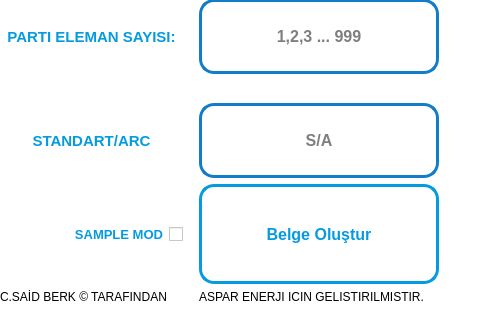
saidberk27/asparser, file Arayüz/arayuz2.ui: the form before one commit; both pictures show x 0 to 480 and y 655 to 975 of the 630 by 975 pixel window.
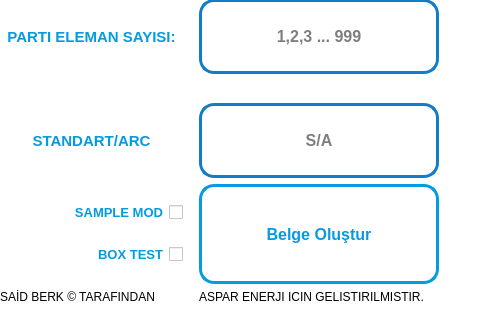
The form after the commit.

Commit message: BOX TEST CheckBox'u ve fonksiyonları Eklendi (ark için)

Patch:
```diff
--- a/Arayüz/arayuz2.ui
+++ b/Arayüz/arayuz2.ui
@@ -293,29 +293,6 @@
        </property>
       </widget>
      </item>
-     <item row="14" column="0">
-      <widget class="QCheckBox" name="checkBox">
-       <property name="font">
-        <font>
-         <pointsize>10</pointsize>
-         <weight>75</weight>
-         <bold>true</bold>
-        </font>
-       </property>
-       <property name="acceptDrops">
-        <bool>false</bool>
-       </property>
-       <property name="layoutDirection">
-        <enum>Qt::RightToLeft</enum>
-       </property>
-       <property name="styleSheet">
-        <string notr="true">color: rgb(4, 155, 224);</string>
-       </property>
-       <property name="text">
-        <string>SAMPLE MOD</string>
-       </property>
-      </widget>
-     </item>
      <item row="0" column="0">
       <spacer name="horizontalSpacer">
        <property name="orientation">
@@ -402,7 +379,7 @@
      <item row="16" column="0">
       <widget class="QLabel" name="label_2">
        <property name="text">
-        <string>C.SAİD BERK © TARAFINDAN</string>
+        <string>SAİD BERK © TARAFINDAN</string>
        </property>
       </widget>
      </item>
@@ -664,6 +641,56 @@
        </property>
       </spacer>
      </item>
+     <item row="14" column="0">
+      <layout class="QVBoxLayout" name="verticalLayout">
+       <item>
+        <widget class="QCheckBox" name="sample_mod_checkBox">
+         <property name="font">
+          <font>
+           <pointsize>10</pointsize>
+           <weight>75</weight>
+           <bold>true</bold>
+          </font>
+         </property>
+         <property name="acceptDrops">
+          <bool>false</bool>
+         </property>
+         <property name="layoutDirection">
+          <enum>Qt::RightToLeft</enum>
+         </property>
+         <property name="styleSheet">
+          <string notr="true">color: rgb(4, 155, 224);</string>
+         </property>
+         <property name="text">
+          <string>SAMPLE MOD</string>
+         </property>
+        </widget>
+       </item>
+       <item>
+        <widget class="QCheckBox" name="box_test_checkBox">
+         <property name="font">
+          <font>
+           <pointsize>10</pointsize>
+           <weight>75</weight>
+           <bold>true</bold>
+          </font>
+         </property>
+         <property name="acceptDrops">
+          <bool>false</bool>
+         </property>
+         <property name="layoutDirection">
+          <enum>Qt::RightToLeft</enum>
+         </property>
+         <property name="styleSheet">
+          <string notr="true">color: rgb(4, 155, 224);</string>
+         </property>
+         <property name="text">
+          <string>BOX TEST</string>
+         </property>
+        </widget>
+       </item>
+      </layout>
+     </item>
     </layout>
    </widget>
   </widget>
```
The commit also changes 284 other files.
